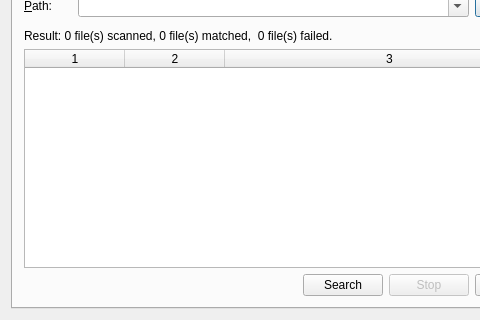
Above: searcherdialog.ui from caorr1980/StringSearcher before the change; both pictures show x 0 to 480 and y 137 to 457 of the 579 by 457 pixel window. Below: the same form after it.
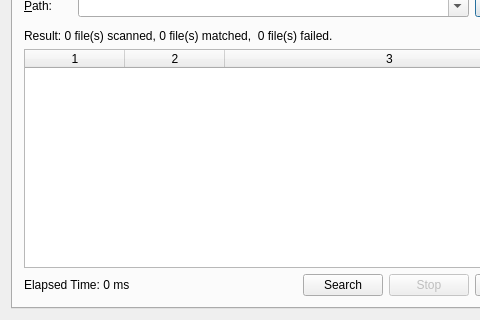
That is the form after the change.

Commit message: Add QTime to record elapsed time.

What changed in the file:
```diff
--- a/searcherdialog.ui
+++ b/searcherdialog.ui
@@ -294,6 +294,13 @@
        </item>
        <item>
         <layout class="QHBoxLayout" name="horizontalLayout">
+         <item>
+          <widget class="QLabel" name="LBL_Time">
+           <property name="text">
+            <string>Elapsed Time: 0 ms</string>
+           </property>
+          </widget>
+         </item>
          <item>
           <spacer name="horizontalSpacer">
            <property name="orientation">
```
The commit also changes 2 other files.
